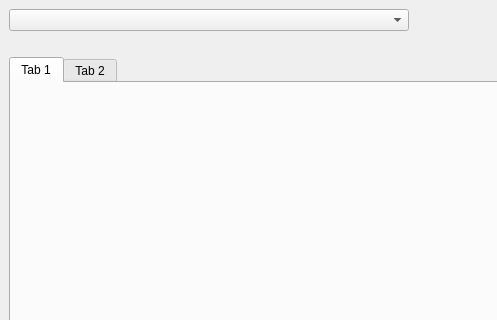
Qt form streamdeck_ui/main.ui (timothycrosley/streamdeck-ui) before a commit; both pictures show x 0 to 497 and y 0 to 320 of the 844 by 625 pixel window.
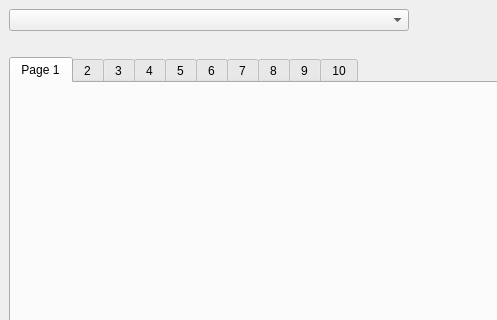
The same form after that commit.

Commit message: Add state / API level support for multiple pages of buttons

```diff
--- a/streamdeck_ui/main.ui
+++ b/streamdeck_ui/main.ui
@@ -88,13 +88,53 @@
           </property>
           <widget class="QWidget" name="tab">
            <attribute name="title">
-            <string>Tab 1</string>
+            <string>Page 1</string>
            </attribute>
            <layout class="QGridLayout" name="gridLayout_2"/>
           </widget>
           <widget class="QWidget" name="tab_2">
            <attribute name="title">
-            <string>Tab 2</string>
+            <string>2</string>
+           </attribute>
+          </widget>
+          <widget class="QWidget" name="page_3">
+           <attribute name="title">
+            <string>3</string>
+           </attribute>
+          </widget>
+          <widget class="QWidget" name="page_4">
+           <attribute name="title">
+            <string>4</string>
+           </attribute>
+          </widget>
+          <widget class="QWidget" name="page_5">
+           <attribute name="title">
+            <string>5</string>
+           </attribute>
+          </widget>
+          <widget class="QWidget" name="page_6">
+           <attribute name="title">
+            <string>6</string>
+           </attribute>
+          </widget>
+          <widget class="QWidget" name="page_7">
+           <attribute name="title">
+            <string>7</string>
+           </attribute>
+          </widget>
+          <widget class="QWidget" name="page_8">
+           <attribute name="title">
+            <string>8</string>
+           </attribute>
+          </widget>
+          <widget class="QWidget" name="page_9">
+           <attribute name="title">
+            <string>9</string>
+           </attribute>
+          </widget>
+          <widget class="QWidget" name="tab_10">
+           <attribute name="title">
+            <string>10</string>
            </attribute>
           </widget>
          </widget>
```
Left out of the diff: 8 changed lines with no effect on the pictures. The commit also changes 3 other files.
